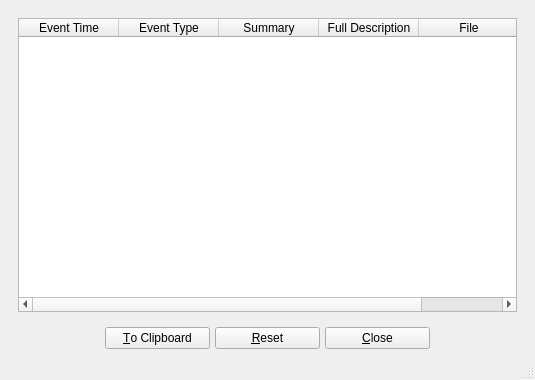
This is UI/biblioteq_errordiag.ui in textbrowser/biblioteq as Qt 5 draws it before an edit. The edited form follows.
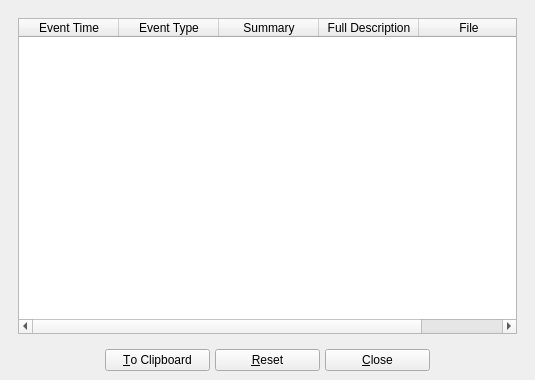
This is the edited form. Icons and pictures are not drawn.

Commit message: Removed status bars. Two pages on PDF viewers.

```diff
--- a/UI/biblioteq_errordiag.ui
+++ b/UI/biblioteq_errordiag.ui
@@ -178,7 +178,6 @@
     </item>
    </layout>
   </widget>
-  <widget class="QStatusBar" name="statusbar"/>
  </widget>
  <resources>
   <include location="../Icons/icons.qrc"/>
```
The commit also changes 8 other files.
